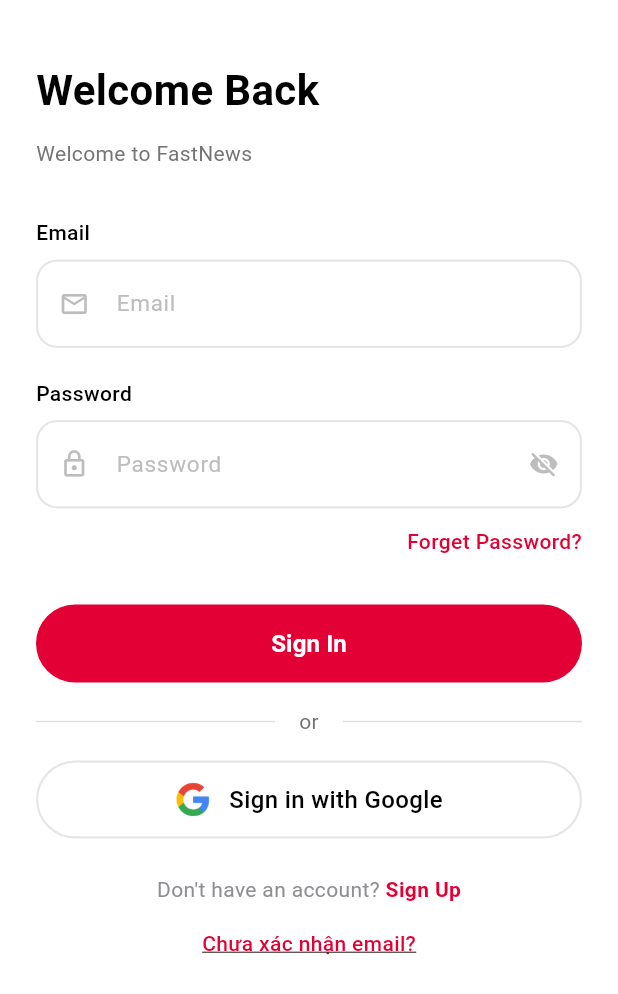
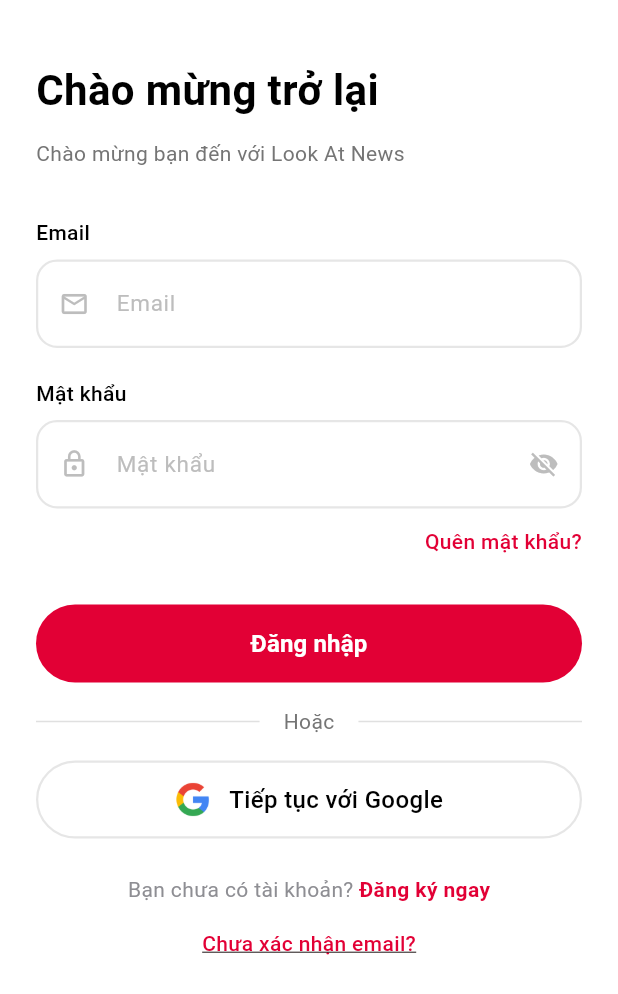
Before and after one commit to vaachu1993/LookAtNew, a Flutter app: the screen it shows after launch, on a phone screen of 412 x 824 dp. Shown: the top 994 px of the screen. Run offline on Flutter 3.47's test engine with Material 3 defaults, Android fonts, the phone set to English and light mode, and no system bars; drawn by our look-alikes of toastification; our stand-ins replace google_sign_in, image_cropper, image_picker, permission_handler, share_plus, shared_preferences and 1 more; accounts and stored records are empty; Roboto replaces fonts that are missing (SF Pro Text).

Commit message:
Refact To Vietnamese

```diff
--- a/lib/Components/GoogleSignInButton.dart
+++ b/lib/Components/GoogleSignInButton.dart
@@ -53,7 +53,7 @@ class GoogleSignInButton extends StatelessWidget {
                 ),
                 const SizedBox(width: 12),
                 const Text(
-                  'Sign in with Google',
+                  'Tiếp tục với Google',
                   style: TextStyle(
                     color: Colors.black,
                     fontSize: 16,
--- a/lib/screens/auth/email_sign_in_screen.dart
+++ b/lib/screens/auth/email_sign_in_screen.dart
@@ -241,7 +241,7 @@ class _EmailSignInScreenState extends State<EmailSignInScreen> {
 
             // Title
             const Text(
-              'Welcome Back',
+              'Chào mừng trở lại',
               style: TextStyle(
                 color: Colors.black,
                 fontSize: 28,
@@ -253,7 +253,7 @@ class _EmailSignInScreenState extends State<EmailSignInScreen> {
 
             // Description
             Text(
-              'Welcome to FastNews',
+              'Chào mừng bạn đến với Look At News',
               style: TextStyle(
                 color: Colors.grey[600],
                 fontSize: 14,
@@ -275,8 +275,8 @@ class _EmailSignInScreenState extends State<EmailSignInScreen> {
 
             // Password Field
             CustomTextField(
-              label: 'Password',
-              hintText: 'Password',
+              label: 'Mật khẩu',
+              hintText: 'Mật khẩu',
               prefixIcon: Icons.lock_outline,
               isPassword: true,
               controller: _passwordController,
@@ -297,7 +297,7 @@ class _EmailSignInScreenState extends State<EmailSignInScreen> {
                   );
                 },
                 child: const Text(
-                  'Forget Password?',
+                  'Quên mật khẩu?',
                   style: TextStyle(
                     color: Color(0xFFE20035),
                     fontSize: 14,
@@ -334,7 +334,7 @@ class _EmailSignInScreenState extends State<EmailSignInScreen> {
                         ),
                       )
                     : const Text(
-                        'Sign In',
+                        'Đăng nhập',
                         style: TextStyle(
                           fontSize: 16,
                           fontWeight: FontWeight.w600,
@@ -357,7 +357,7 @@ class _EmailSignInScreenState extends State<EmailSignInScreen> {
                 Padding(
                   padding: const EdgeInsets.symmetric(horizontal: 16),
                   child: Text(
-                    'or',
+                    'Hoặc',
                     style: TextStyle(
                       color: Colors.grey[600],
                       fontSize: 14,
@@ -387,7 +387,7 @@ class _EmailSignInScreenState extends State<EmailSignInScreen> {
               mainAxisAlignment: MainAxisAlignment.center,
               children: [
                 const Text(
-                  'Don\'t have an account? ',
+                  'Bạn chưa có tài khoản? ',
                   style: TextStyle(
                     color: Color(0xFF8E8E93),
                     fontSize: 14,
@@ -403,7 +403,7 @@ class _EmailSignInScreenState extends State<EmailSignInScreen> {
                     );
                   },
                   child: const Text(
-                    'Sign Up',
+                    'Đăng ký ngay',
                     style: TextStyle(
                       color: Color(0xFFE20035),
                       fontSize: 14,
```
